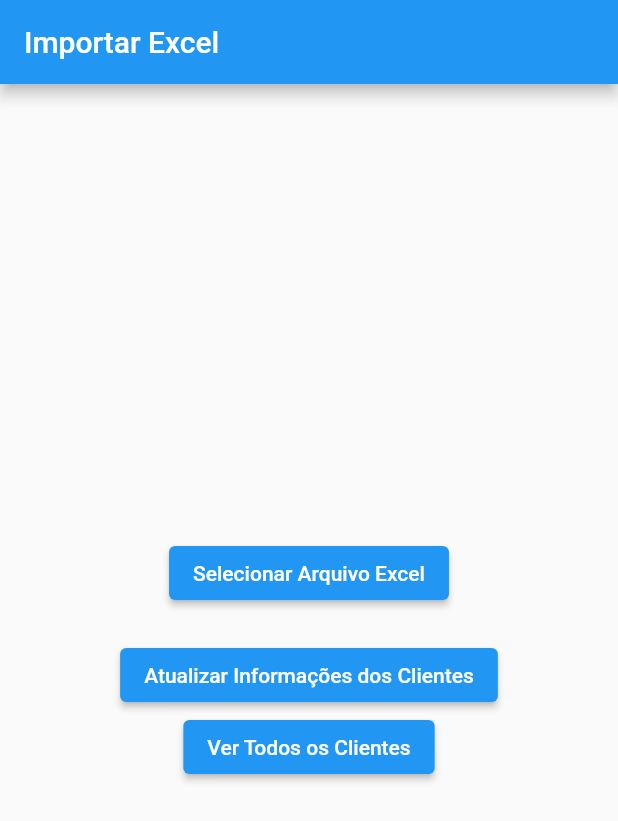
After one commit to vmendesneto/Consulta-Cnpj, a Flutter app: the screen it shows after launch, after a tap on "Selecionar Arquivo Excel", on a phone screen of 412 x 824 dp. The commit adds this screen. Shown: the top 821 px of the screen. Run offline on Flutter 3.47's test engine with Material 2 defaults, Android fonts, the phone set to English and light mode, and no system bars; our stand-ins replace file_picker, sqflite; missing offline and left inert: excel; accounts and stored records are empty.

Commit message:
Funções funcionando

```diff
--- a/lib/main.dart
+++ b/lib/main.dart
@@ -1,7 +1,8 @@
+import 'package:consulta_cnpj/screen/import_excel_screen.dart';
 import 'package:flutter/material.dart';
 
 void main() {
-  runApp(const MyApp());
+  runApp(MaterialApp(home: ExcelImportScreen()));
 }
 
 class MyApp extends StatelessWidget {
--- /dev/null
+++ b/lib/saida_excel/export_excel.dart
@@ -0,0 +1,39 @@
+import 'dart:io';
+import 'package:path_provider/path_provider.dart';
+import 'package:excel/excel.dart';
+
+import '../banco_dados/bd.dart';
+import '../model/cnpj_model.dart';
+
+
+Future<void> exportarClientesParaExcel() async {
+  final List<Cliente> clientes = await DatabaseHelper.instance.getClientes();
+  var excel = Excel.createExcel(); // Cria uma nova instância do Excel
+  Sheet sheetObject = excel['Clientes'];
+
+  // Cria um cabeçalho para a planilha
+  List<String> headers = ["ID", "Cnpj", "Situação", "Data Atualização"];
+  sheetObject.appendRow(headers);
+
+  // Adiciona os dados dos clientes na planilha
+  for (var cliente in clientes) {
+    List<dynamic> row = [
+      cliente.id,
+      cliente.cnpj,
+      cliente.situacao,
+      cliente.dataCadastro,
+    ];
+    sheetObject.appendRow(row);
+  }
+
+  // Salvar o arquivo Excel
+  Directory? dir = await getExternalStorageDirectory();
+  String filePath = "${dir!.path}/clientes.xlsx";
+
+  // Salva o arquivo no diretório escolhido
+  File file = File(filePath)
+    ..createSync(recursive: true)
+    ..writeAsBytesSync(excel.save()!);
+
+  print("Arquivo Excel salvo em $filePath");
+}
--- /dev/null
+++ b/lib/screen/import_excel_screen.dart
@@ -0,0 +1,67 @@
+import 'package:flutter/material.dart';
+import 'package:file_picker/file_picker.dart';
+import 'dart:io';
+
+import '../carregar_cnpj.dart';
+import '../entrada_excel/import_excel.dart';
+import 'clientes_screen.dart';
+
+class ExcelImportScreen extends StatefulWidget {
+  @override
+  _ExcelImportScreenState createState() => _ExcelImportScreenState();
+}
+
+class _ExcelImportScreenState extends State<ExcelImportScreen> {
+  void _pickExcelFile() async {
+    // Abre o seletor de arquivos e permite apenas arquivos Excel
+    FilePickerResult? result = await FilePicker.platform.pickFiles(
+      type: FileType.custom,
+      allowedExtensions: ['xlsx', 'xls'],
+    );
+
+    if (result != null) {
+      File file = File(result.files.single.path!);
+      importExcel(file);
+    } else {
+      // O usuário cancelou a seleção
+      print("Nenhum arquivo selecionado.");
+    }
+  }
+  void fetchInfoFor() async {
+    print('Atualizando informações dos clientes...');
+    await fetchInfoForClientesAndUpdate();
+  }
+  @override
+  Widget build(BuildContext context) {
+    return Scaffold(
+      appBar: AppBar(
+        title: const Text('Importar Excel'),
+      ),
+      body: Center(
+        child: Column(
+          mainAxisAlignment: MainAxisAlignment.center,
+          children: [
+            ElevatedButton(
+              onPressed: _pickExcelFile,
+              child: const Text('Selecionar Arquivo Excel'),
+            ),
+            const SizedBox(height: 20), // Espaço entre os botões
+            const ElevatedButton(
+              onPressed: fetchInfoForClientesAndUpdate,
+              child: Text('Atualizar Informações dos Clientes'),
+            ),
+            ElevatedButton(
+              onPressed: () {
+                Navigator.push(
+                  context,
+                  MaterialPageRoute(builder: (context) => ClientesInfoScreen()),
+                );
+              },
+              child: const Text('Ver Todos os Clientes'),
+            ),
+          ],
+        ),
+      ),
+    );
+  }
+}
```
Also changed, not shown: lib/banco_dados/bd.dart (added, +64 -0 lines), lib/carregar_cnpj.dart (added, +48 -0 lines), lib/entrada_excel/import_excel.dart (added, +42 -0 lines), lib/model/cnpj_model.dart (added, +27 -0 lines), lib/model/situacao_model.dart (added, +22 -0 lines), lib/screen/clientes_screen.dart (added, +62 -0 lines), pubspec.yaml (+6 -1 lines), pubspec.lock, 1 other file.
